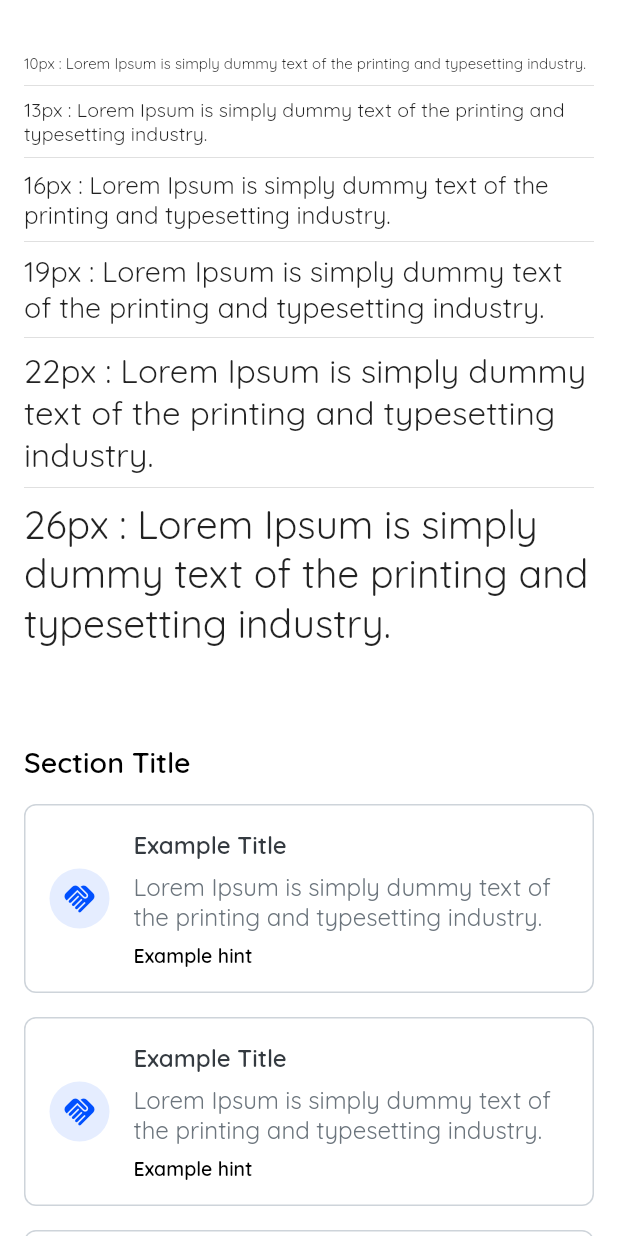
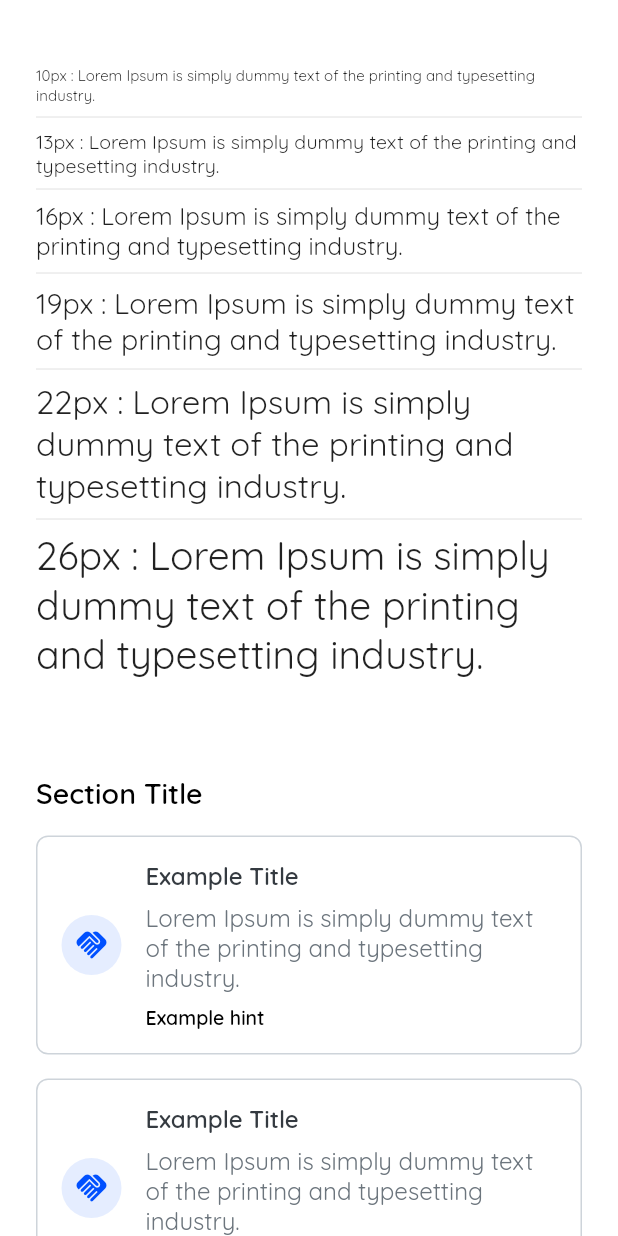
Before and after one commit to tabpole/dynamo, a Flutter app: the screen it shows after launch, on a phone screen of 412 x 824 dp. Run offline on Flutter 3.47's test engine with Material 2 defaults, Android fonts, the phone set to English and light mode, and no system bars; our stand-ins replace get.

Commit message:
app container

```diff
--- a/lib/app/modules/app_typography/views/app_typography_view.dart
+++ b/lib/app/modules/app_typography/views/app_typography_view.dart
@@ -2,6 +2,7 @@ import 'package:flutter/material.dart';
 
 import 'package:get/get.dart';
 
+import '../../../widgets/app_container.dart';
 import '../controllers/app_typography_controller.dart';
 import 'typography_in_card.dart';
 import 'typography_of_size.dart';
@@ -12,10 +13,7 @@ class AppTypographyView extends GetView<AppTypographyController> {
   Widget build(BuildContext context) {
     return const Scaffold(
       body: SingleChildScrollView(
-        child: Padding(
-          padding: EdgeInsets.all(16.0),
-          child: SizedBox(
-            width: double.maxFinite,
+        child: AppContainer(
           child: Column(
             crossAxisAlignment: CrossAxisAlignment.start,
             children: [
@@ -27,7 +25,6 @@ class AppTypographyView extends GetView<AppTypographyController> {
           ),
         ),
       ),
-      ),
     );
   }
 }
--- /dev/null
+++ b/lib/app/widgets/app_container.dart
@@ -0,0 +1,32 @@
+// ignore_for_file: constant_identifier_names
+
+import 'package:flutter/material.dart';
+
+enum ContainerType { REGULAR, FLUID }
+
+class AppContainer extends StatelessWidget {
+  final Widget child;
+  final ContainerType type;
+
+  const AppContainer({
+    super.key,
+    required this.child,
+    this.type = ContainerType.REGULAR,
+  });
+
+  @override
+  Widget build(BuildContext context) {
+    double hPadding = 24;
+    double vPadding = 24;
+    double maxWidth = 900;
+
+    if (type == ContainerType.REGULAR && MediaQuery.of(context).size.width > maxWidth) {
+      hPadding = (MediaQuery.of(context).size.width - maxWidth) / 2;
+    }
+
+    return Container(
+      padding: EdgeInsets.symmetric(vertical: vPadding, horizontal: hPadding),
+      child: child,
+    );
+  }
+}
```
Lines whose indentation alone changed are shown as unchanged.
